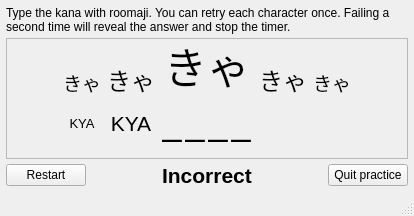
Qt form kanareadingpracticeform.ui (z1dev/zkanji) before a commit.
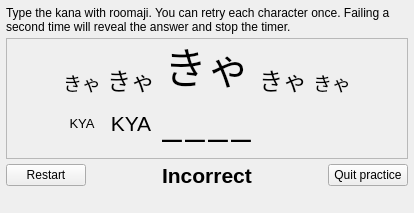
The same form after that commit. Custom widgets are drawn as their Qt base class.

What changed in the file:
```diff
--- a/kanareadingpracticeform.ui
+++ b/kanareadingpracticeform.ui
@@ -344,7 +344,11 @@
     </item>
    </layout>
   </widget>
-  <widget class="ZStatusBar" name="status"/>
+  <widget class="ZStatusBar" name="status">
+   <property name="sizeGripEnabled">
+    <bool>false</bool>
+   </property>
+  </widget>
  </widget>
   <customwidgets>
     <customwidget>
```
Lines whose indentation alone changed are shown as unchanged.
